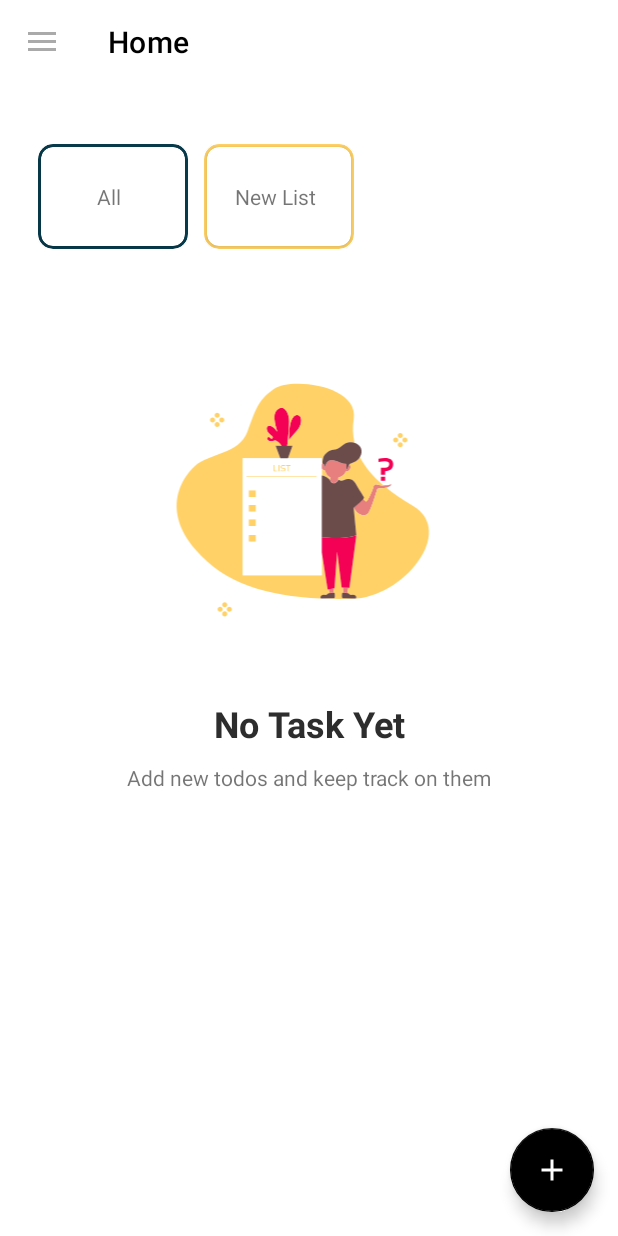
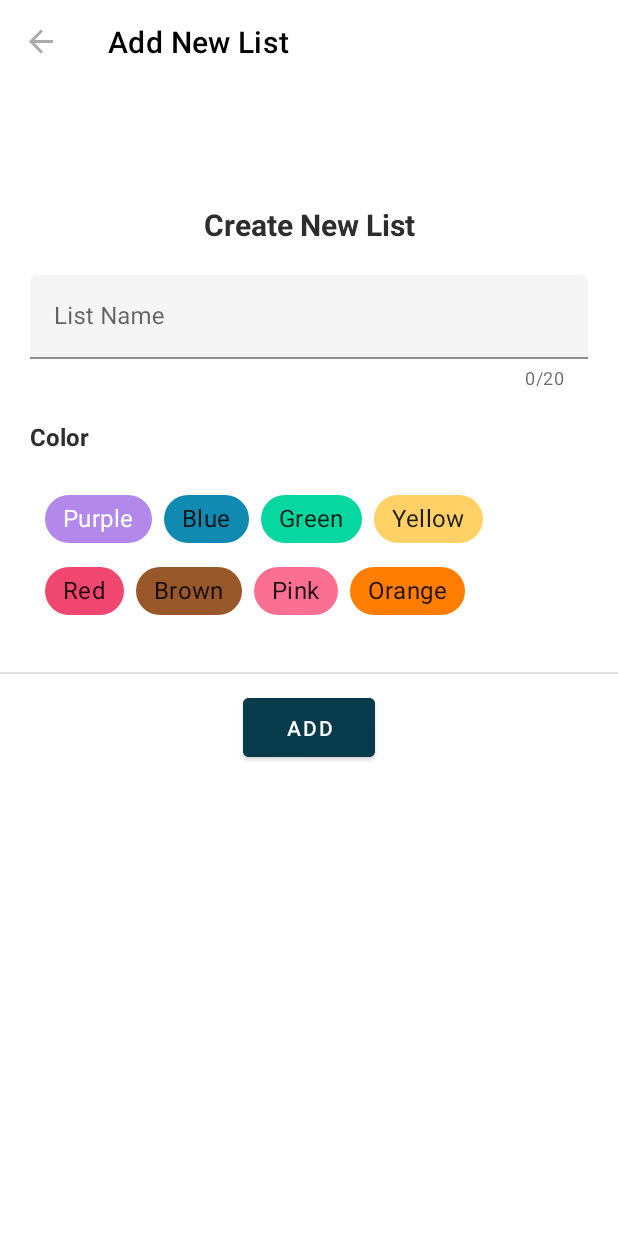
Before and after one commit to ercanpalta/ToDoApp-Android, an Android app: the screen it shows after launch (MainActivity), after a tap on "New List", on a phone screen of 412 x 824 dp. Run offline under Robolectric (Android 15) with nearby library versions, the phone set to English and light mode, and no system bars; our stand-ins replace Room's generated code, navigation-ui.

Commit message:
New fragment created to add new lists #10

```diff
--- a/app/src/main/java/com/ercanpalta/todo/MainActivity.kt
+++ b/app/src/main/java/com/ercanpalta/todo/MainActivity.kt
@@ -45,13 +45,17 @@ class MainActivity : AppCompatActivity() {
 
         binding.appBarMain.fab.setOnClickListener {
             navController.navigate(R.id.action_nav_home_to_addFragment)
-            binding.appBarMain.fab.hide()
+            hideFab()
         }
 
     }
 
     fun showFab(){
         binding.appBarMain.fab.show()
+    }
+
+    fun hideFab(){
+        binding.appBarMain.fab.hide()
     }
 
     override fun onCreateOptionsMenu(menu: Menu): Boolean {
--- a/app/src/main/java/com/ercanpalta/todo/adapter/ListAdapter.kt
+++ b/app/src/main/java/com/ercanpalta/todo/adapter/ListAdapter.kt
@@ -6,7 +6,6 @@ import android.view.ViewGroup
 import android.widget.TextView
 import androidx.cardview.widget.CardView
 import androidx.core.content.ContextCompat
-import androidx.core.view.setPadding
 import androidx.recyclerview.widget.RecyclerView
 import com.ercanpalta.todo.R
 import com.ercanpalta.todo.model.TaskList
@@ -28,7 +27,7 @@ class ListAdapter(private val dataSet: ArrayList<TaskList>, val fragment: HomeFr
     override fun onCreateViewHolder(parent: ViewGroup, viewType: Int): ViewHolder {
         val view = LayoutInflater.from(parent.context).inflate(R.layout.list_item, parent, false)
 
-        return ListAdapter.ViewHolder(view)
+        return ViewHolder(view)
     }
 
     override fun onBindViewHolder(holder: ViewHolder, position: Int) {
@@ -37,9 +36,11 @@ class ListAdapter(private val dataSet: ArrayList<TaskList>, val fragment: HomeFr
 
         holder.itemView.setOnClickListener {
             if(holder.textView.text != "All" && holder.textView.text != "New List"){
-                Collections.swap(dataSet, holder.adapterPosition, 1);
-                notifyItemMoved(holder.adapterPosition, 1);
+                Collections.swap(dataSet, holder.adapterPosition, 1)
+                notifyItemMoved(holder.adapterPosition, 1)
                 fragment.scrollToStart()
+            }else if(holder.textView.text == "New List"){
+                fragment.navigateToAddList()
             }
         }
     }
--- a/app/src/main/java/com/ercanpalta/todo/database/ToDoDao.kt
+++ b/app/src/main/java/com/ercanpalta/todo/database/ToDoDao.kt
@@ -10,7 +10,7 @@ import com.ercanpalta.todo.model.ToDo
 interface ToDoDao {
 
     @Insert
-    suspend fun insert(todo:ToDo):Long
+    suspend fun insertTask(todo:ToDo):Long
 
     @Insert
     suspend fun  insertList(list : TaskList):Long
--- a/app/src/main/java/com/ercanpalta/todo/database/ToDoDatabase.kt
+++ b/app/src/main/java/com/ercanpalta/todo/database/ToDoDatabase.kt
@@ -7,7 +7,7 @@ import androidx.room.RoomDatabase
 import com.ercanpalta.todo.model.TaskList
 import com.ercanpalta.todo.model.ToDo
 
-@Database(entities = arrayOf(ToDo::class,TaskList::class), version = 1)
+@Database(entities = [ToDo::class, TaskList::class], version = 1)
 abstract class ToDoDatabase:RoomDatabase() {
         abstract fun  dao(): ToDoDao
 
--- /dev/null
+++ b/app/src/main/java/com/ercanpalta/todo/view/AddListFragment.kt
@@ -0,0 +1,68 @@
+package com.ercanpalta.todo.view
+
+import android.os.Bundle
+import androidx.fragment.app.Fragment
+import android.view.LayoutInflater
+import android.view.View
+import android.view.ViewGroup
+import androidx.lifecycle.ViewModelProvider
+import androidx.navigation.fragment.findNavController
+import com.ercanpalta.todo.R
+import com.ercanpalta.todo.database.ToDoDatabase
+import com.ercanpalta.todo.databinding.FragmentAddListBinding
+import com.ercanpalta.todo.databinding.FragmentHomeBinding
+import com.ercanpalta.todo.model.TaskList
+import com.ercanpalta.todo.viewmodel.HomeViewModel
+
+class AddListFragment : Fragment() {
+
+    private var _binding: FragmentAddListBinding? = null
+
+    private val binding get() = _binding!!
+    private lateinit var homeViewModel: HomeViewModel
+
+
+    override fun onCreate(savedInstanceState: Bundle?) {
+        super.onCreate(savedInstanceState)
+    }
+
+    override fun onCreateView(
+        inflater: LayoutInflater, container: ViewGroup?,
+        savedInstanceState: Bundle?
+    ): View? {
+        homeViewModel = ViewModelProvider(this).get(HomeViewModel::class.java)
+        _binding = FragmentAddListBinding.inflate(inflater, container, false)
+        val root: View = binding.root
+
+        return root
+    }
+
+    override fun onViewCreated(view: View, savedInstanceState: Bundle?) {
+        super.onViewCreated(view, savedInstanceState)
+
+        binding.addListButton.setOnClickListener {
+            val listName = binding.listNameText.text.toString()
+            val listColorChipId = binding.colorChipsLayout.colorChipsGroup.checkedChipId
+            val listColor = when(listColorChipId){
+                R.id.chip_purple -> R.color.list_color_purple
+                R.id.chip_blue -> R.color.list_color_blue
+                R.id.chip_green -> R.color.list_color_green
+                R.id.chip_yellow -> R.color.list_color_yellow
+                R.id.chip_red -> R.color.list_color_red
+                R.id.chip_brown -> R.color.list_color_brown
+                R.id.chip_pink -> R.color.list_color_pink
+                else -> {R.color.list_color_orange}
+            }
+
+            if (listName.isNotEmpty()){
+                val newList = TaskList(listName,listColor)
+                homeViewModel.addTaskList(newList)
+                println(listName)
+            }
+
+            val action = AddListFragmentDirections.actionAddListFragmentToNavHome()
+            findNavController().navigate(action)
+        }
+
+    }
+}
--- a/app/src/main/java/com/ercanpalta/todo/view/HomeFragment.kt
+++ b/app/src/main/java/com/ercanpalta/todo/view/HomeFragment.kt
@@ -4,11 +4,13 @@ import android.os.Bundle
 import android.view.LayoutInflater
 import android.view.View
 import android.view.ViewGroup
+import android.widget.Button
 import androidx.cardview.widget.CardView
 import androidx.core.content.ContextCompat
 import androidx.core.view.get
 import androidx.fragment.app.Fragment
 import androidx.lifecycle.ViewModelProvider
+import androidx.navigation.fragment.findNavController
 import androidx.recyclerview.widget.DividerItemDecoration
 import androidx.recyclerview.widget.LinearLayoutManager
 import com.ercanpalta.todo.MainActivity
@@ -44,6 +46,7 @@ class HomeFragment : Fragment() {
 
         val listToDo:ArrayList<ToDo> = arrayListOf()
         homeViewModel.toDoList.observe(viewLifecycleOwner) {
+            listToDo.clear()
             listToDo.addAll(it)
             if(listToDo.isEmpty()){
                 binding.noData.visibility = View.VISIBLE
@@ -85,6 +88,12 @@ class HomeFragment : Fragment() {
         binding.rvHomeList.scrollToPosition(1)
     }
 
+    fun navigateToAddList(){
+        val action = HomeFragmentDirections.actionNavHomeToAddListFragment()
+        findNavController().navigate(action)
+        (activity as MainActivity?)?.hideFab()
+    }
+
 
     override fun onResume() {
         super.onResume()
--- a/app/src/main/java/com/ercanpalta/todo/viewmodel/HomeViewModel.kt
+++ b/app/src/main/java/com/ercanpalta/todo/viewmodel/HomeViewModel.kt
@@ -2,8 +2,10 @@ package com.ercanpalta.todo.viewmodel
 
 
 import android.app.Application
+import android.widget.Toast
 import androidx.lifecycle.LiveData
 import androidx.lifecycle.MutableLiveData
+import com.ercanpalta.todo.R
 import com.ercanpalta.todo.database.ToDoDatabase
 import com.ercanpalta.todo.model.TaskList
 import com.ercanpalta.todo.model.ToDo
@@ -27,6 +29,7 @@ class HomeViewModel(application: Application) : BaseViewModel(application){
         launch {
             if((GregorianCalendar().get(Calendar.SECOND) - lastUpdateTime) < refreshTime){
                 getDataFromRoom()
+                val listAll = TaskList("All", R.color.list_color_all)
                 println("refreshed from Room")
             }else{
                 getDataFromFirebase()
@@ -47,9 +50,11 @@ class HomeViewModel(application: Application) : BaseViewModel(application){
         getDataFromRoom()
     }
 
+
+    // Database functions
     fun addTask(newTask:ToDo){
         launch {
-            dao.insert(newTask)
+            dao.insertTask(newTask)
         }
     }
 
@@ -64,4 +69,5 @@ class HomeViewModel(application: Application) : BaseViewModel(application){
             dao.insertAllLists(*lists)
         }
     }
+
 }
--- /dev/null
+++ b/app/src/main/res/layout/color_chips.xml
@@ -0,0 +1,90 @@
+<?xml version="1.0" encoding="utf-8"?>
+<com.google.android.material.chip.ChipGroup
+    xmlns:android="http://schemas.android.com/apk/res/android"
+    xmlns:app="http://schemas.android.com/apk/res-auto"
+    android:id="@+id/color_chips_group"
+    android:layout_width="match_parent"
+    android:layout_height="match_parent"
+    android:padding="10dp"
+    app:singleSelection="true">
+    <com.google.android.material.chip.Chip
+        android:id="@+id/chip_purple"
+        style="@style/Widget.MaterialComponents.Chip.Choice"
+        android:layout_width="wrap_content"
+        android:layout_height="wrap_content"
+        android:textSize="16sp"
+        android:checked="true"
+        app:checkedIconVisible="true"
+        android:text="@string/purple"
+        android:backgroundTint="@color/list_color_purple" />
+
+    <com.google.android.material.chip.Chip
+        android:id="@+id/chip_blue"
+        style="@style/Widget.MaterialComponents.Chip.Choice"
+        android:layout_width="wrap_content"
+        android:layout_height="wrap_content"
+        android:textSize="16sp"
+        app:checkedIconVisible="true"
+        android:text="@string/blue"
+        android:backgroundTint="@color/list_color_blue" />
+
+    <com.google.android.material.chip.Chip
+        android:id="@+id/chip_green"
+        style="@style/Widget.MaterialComponents.Chip.Choice"
+        android:layout_width="wrap_content"
+        android:layout_height="wrap_content"
+        android:textSize="16sp"
+        app:checkedIconVisible="true"
+        android:text="@string/green"
+        android:backgroundTint="@color/list_color_green" />
+
+    <com.google.android.material.chip.Chip
+        android:id="@+id/chip_yellow"
+        style="@style/Widget.MaterialComponents.Chip.Choice"
+        android:layout_width="wrap_content"
+        android:layout_height="wrap_content"
+        android:textSize="16sp"
+        app:checkedIconVisible="true"
+        android:text="@string/yellow"
+        android:backgroundTint="@color/list_color_yellow" />
+
+    <com.google.android.material.chip.Chip
+        android:id="@+id/chip_red"
+        style="@style/Widget.MaterialComponents.Chip.Choice"
+        android:layout_width="wrap_content"
+        android:layout_height="wrap_content"
+        android:textSize="16sp"
+        app:checkedIconVisible="true"
+        android:text="@string/red"
+        android:backgroundTint="@color/list_color_red" />
+
+    <com.google.android.material.chip.Chip
+        android:id="@+id/chip_brown"
+        style="@style/Widget.MaterialComponents.Chip.Choice"
+        android:layout_width="wrap_content"
+        android:layout_height="wrap_content"
+        android:textSize="16sp"
+        app:checkedIconVisible="true"
+        android:text="@string/brown"
+        android:backgroundTint="@color/list_color_brown" />
+
+    <com.google.android.material.chip.Chip
+        android:id="@+id/chip_pink"
+        style="@style/Widget.MaterialComponents.Chip.Choice"
+        android:layout_width="wrap_content"
+        android:layout_height="wrap_content"
+        android:textSize="16sp"
+        app:checkedIconVisible="true"
+        android:text="@string/pink"
+        android:backgroundTint="@color/list_color_pink" />
+
+    <com.google.android.material.chip.Chip
+        android:id="@+id/chip_orange"
+        style="@style/Widget.MaterialComponents.Chip.Choice"
+        android:layout_width="wrap_content"
+        android:layout_height="wrap_content"
+        android:textSize="16sp"
+        app:checkedIconVisible="true"
+        android:text="@string/orange"
+        android:backgroundTint="@color/list_color_orange" />
+</com.google.android.material.chip.ChipGroup>
--- /dev/null
+++ b/app/src/main/res/layout/fragment_add_list.xml
@@ -0,0 +1,90 @@
+<?xml version="1.0" encoding="utf-8"?>
+<androidx.constraintlayout.widget.ConstraintLayout
+    xmlns:android="http://schemas.android.com/apk/res/android"
+    xmlns:tools="http://schemas.android.com/tools"
+    xmlns:app="http://schemas.android.com/apk/res-auto"
+    android:layout_width="match_parent"
+    android:layout_height="match_parent"
+    tools:context=".view.AddListFragment">
+
+    <TextView
+        android:id="@+id/add_list_header"
+        android:layout_width="wrap_content"
+        android:layout_height="wrap_content"
+        android:layout_marginTop="80dp"
+        android:textStyle="bold"
+        android:textColor="@color/header"
+        android:textSize="20sp"
+        android:text="@string/create_new_list"
+        app:layout_constraintTop_toTopOf="parent"
+        app:layout_constraintStart_toStartOf="parent"
+        app:layout_constraintEnd_toEndOf="parent"/>
+
+    <com.google.android.material.textfield.TextInputLayout
+        android:id="@+id/list_name_field"
+        android:layout_width="match_parent"
+        android:layout_height="wrap_content"
+        app:errorEnabled="true"
+        android:hint="@string/list_name"
+        android:layout_marginTop="20dp"
+        app:endIconMode="clear_text"
+        app:counterEnabled="true"
+        app:counterMaxLength="20"
+        android:layout_marginHorizontal="20dp"
+        app:hintTextColor="@color/header"
+        app:boxBackgroundColor="@color/edit_text"
+        app:layout_constraintTop_toBottomOf="@id/add_list_header"
+        app:layout_constraintStart_toStartOf="parent"
+        app:layout_constraintEnd_toEndOf="parent">
+
+        <com.google.android.material.textfield.TextInputEditText
+            android:id="@+id/list_name_text"
+            android:layout_width="match_parent"
+            android:layout_height="wrap_content"
+            />
+
+    </com.google.android.material.textfield.TextInputLayout>
+
+    <TextView
+        android:id="@+id/color_list_header"
+        android:layout_width="wrap_content"
+        android:layout_height="wrap_content"
+        android:layout_marginTop="20dp"
+        android:textStyle="bold"
+        android:textColor="@color/header"
+        android:textSize="16sp"
+        android:text="@string/color"
+        app:layout_constraintTop_toBottomOf="@id/list_name_field"
+        app:layout_constraintStart_toStartOf="@id/list_name_field" />
+
+    <include layout="@layout/color_chips"
+        android:id="@+id/color_chips_layout"
+        android:layout_width="match_parent"
+        android:layout_height="wrap_content"
+        android:layout_marginTop="10dp"
+        android:layout_marginHorizontal="20dp"
+        app:layout_constraintTop_toBottomOf="@+id/color_list_header"
+        app:layout_constraintStart_toStartOf="@+id/color_list_header" />
+
+    <com.google.android.material.divider.MaterialDivider
+        android:id="@+id/divider"
+        android:layout_width="match_parent"
+        android:layout_height="wrap_content"
+        android:layout_marginTop="20dp"
+        app:layout_constraintTop_toBottomOf="@id/color_chips_layout"/>
+
+
+    <Button
+        android:id="@+id/add_list_button"
+        android:layout_width="wrap_content"
+        android:layout_height="wrap_content"
+        android:layout_marginTop="10dp"
+        android:backgroundTint="@color/list_color_all"
+        android:textColor="@color/white"
+        android:padding="10dp"
+        android:text="@string/add"
+        app:layout_constraintTop_toBottomOf="@+id/divider"
+        app:layout_constraintStart_toStartOf="parent"
+        app:layout_constraintEnd_toEndOf="parent"/>
+
+</androidx.constraintlayout.widget.ConstraintLayout>
--- a/app/src/main/res/menu/activity_main_drawer.xml
+++ b/app/src/main/res/menu/activity_main_drawer.xml
@@ -8,10 +8,5 @@
             android:id="@+id/nav_home"
             android:icon="@drawable/ic_menu_camera"
             android:title="@string/menu_home" />
-
-        <item
-            android:id="@+id/addFragment"
-            android:icon="@drawable/ic_add_24"
-            android:title="@string/menu_add" />
     </group>
 </menu>
--- a/app/src/main/res/navigation/mobile_navigation.xml
+++ b/app/src/main/res/navigation/mobile_navigation.xml
@@ -13,6 +13,9 @@
         <action
             android:id="@+id/action_nav_home_to_addFragment"
             app:destination="@id/addFragment" />
+        <action
+            android:id="@+id/action_nav_home_to_addListFragment"
+            app:destination="@id/addListFragment" />
     </fragment>
     <fragment
         android:id="@+id/addFragment"
@@ -25,4 +28,15 @@
             app:popUpTo="@id/nav_home"
             app:popUpToInclusive="true" />
     </fragment>
+    <fragment
+        android:id="@+id/addListFragment"
+        android:name="com.ercanpalta.todo.view.AddListFragment"
+        android:label="@string/list_add"
+        tools:layout="@layout/fragment_add_list" >
+        <action
+            android:id="@+id/action_addListFragment_to_nav_home"
+            app:destination="@id/nav_home"
+            app:popUpTo="@id/nav_home"
+            app:popUpToInclusive="true" />
+    </fragment>
 </navigation>
--- a/app/src/main/res/values/strings.xml
+++ b/app/src/main/res/values/strings.xml
@@ -25,4 +25,19 @@
     <string name="add">Add</string>
     <string name="no_task">No Task Yet</string>
     <string name="no_task_detail">Add new todos and keep track on them</string>
+    <string name="list_name">List Name</string>
+    <string name="create_new_list">Create New List</string>
+    <string name="purple">Purple</string>
+    <string name="blue">Blue</string>
+    <string name="green">Green</string>
+    <string name="yellow">Yellow</string>
+    <string name="red">Red</string>
+    <string name="brown">Brown</string>
+    <string name="pink">Pink</string>
+    <string name="orange">Orange</string>
+    <string name="cancel">Cancel</string>
+    <string name="color">Color</string>
+    <string name="please_enter">Please enter name for list</string>
+    <string name="list_add">Add New List</string>
+    <string name="already_have">You already have a list with this name!</string>
 </resources>
```
Also changed, not shown: app/src/main/res/layout/add_list.xml (added, +89 -0 lines).
